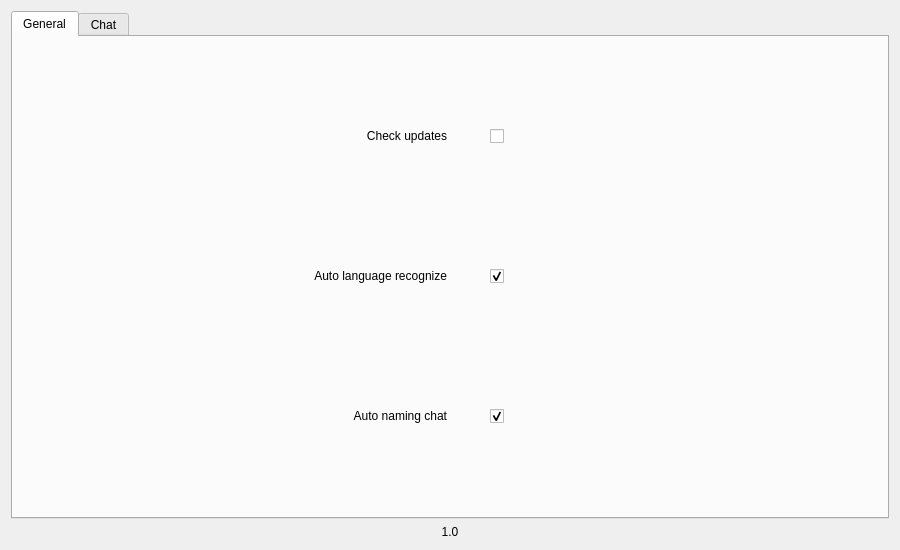
Old version of the form ui/SettingsWidget.ui in the repository KoromeloDev/MindMate.
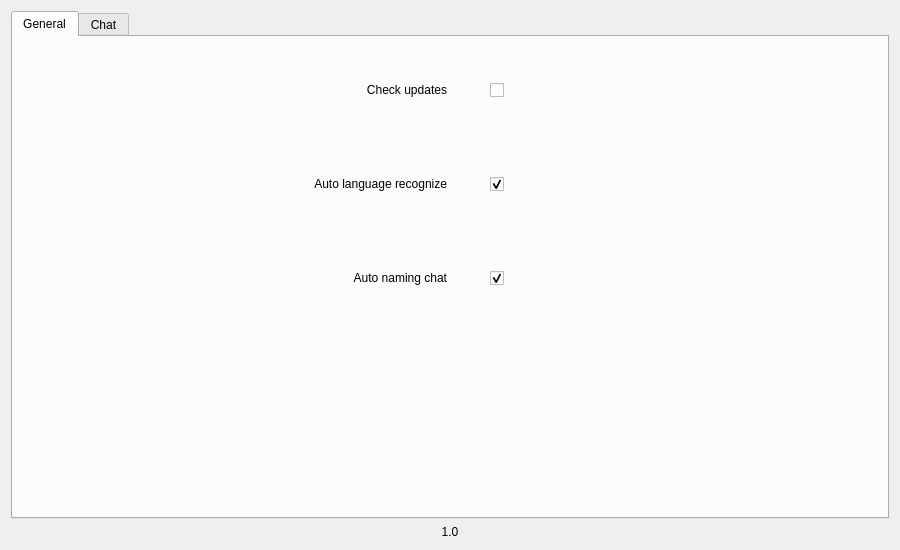
New version of the form.

What changed in the file:
```diff
--- a/ui/SettingsWidget.ui
+++ b/ui/SettingsWidget.ui
@@ -150,6 +150,19 @@
          </item>
         </layout>
        </item>
+       <item row="3" column="0">
+        <spacer name="verticalSpacer_2">
+         <property name="orientation">
+          <enum>Qt::Vertical</enum>
+         </property>
+         <property name="sizeHint" stdset="0">
+          <size>
+           <width>20</width>
+           <height>40</height>
+          </size>
+         </property>
+        </spacer>
+       </item>
       </layout>
      </widget>
      <widget class="QWidget" name="chat">
```
